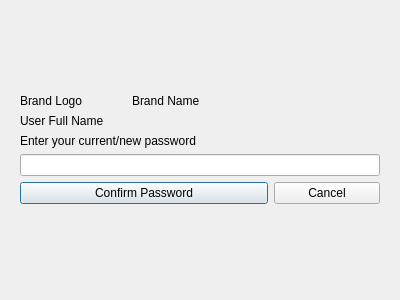
PeteCastle/SoftwareDesignCaseStudy, file passwordconfirmation.ui: the form before one commit.
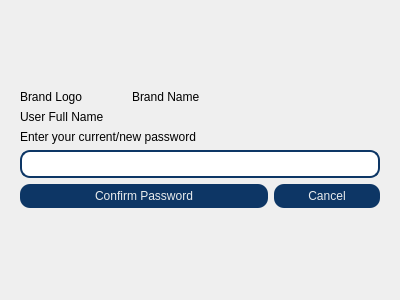
The form after the commit. Icons and pictures are not drawn.

```diff
--- a/passwordconfirmation.ui
+++ b/passwordconfirmation.ui
@@ -13,6 +13,148 @@
   <property name="windowTitle">
    <string>Dialog</string>
   </property>
+  <property name="styleSheet">
+   <string notr="true">QDialog{
+background-image: url(:/Icons/ProgramIcons/bg.png);
+}
+
+QLineEdit {
+	font: 9pt &quot;Joan&quot;;
+    border: 2px solid gray;
+    border-radius: 10px;
+	border-color: rgb(13, 54, 101);
+     padding:4px 20px 4px 4px;
+    background: white;
+    selection-background-color: darkgray;
+}
+
+QPushButton{
+font: bold 10pt  &quot;Heebo&quot;;
+background-color: rgb(13, 54, 101);
+color: rgb(233, 236, 237);
+border-radius: 10px;
+padding: 5px;
+}
+QPushButton::hover{
+border-style: inset;
+background-color:rgb(25, 104, 195);
+color: rgb(213, 173, 18);
+
+}
+QPushButton::pressed{
+border: 2px solid rgb(0, 170, 0);
+}
+
+QComboBox{
+	font: 9pt &quot;Joan&quot;;
+    border: 2px solid gray;
+    border-radius: 10px;
+	border-color: rgb(13, 54, 101);
+     padding:4px 20px 4px 4px;
+    background: white;
+    selection-background-color: darkgray;
+}
+QComboBox::drop-down 
+{
+    border: 0px;
+}
+QComboBox::down-arrow{
+   
+	image: url(:/Icons/ProgramIcons/downarrow.png);
+    width: 10px;
+    height: 10px;
+    }
+
+QListView{
+font: 9pt &quot;Joan&quot;;
+    border: 2px solid gray;
+    border-radius: 10px;
+	border-color: rgb(13, 54, 101);
+     padding:4px 20px 4px 4px;
+    background: white;
+    selection-background-color: darkgray;
+}
+
+QRadioButton::indicator::unchecked{ 
+border: 1px solid; 
+border-color: rgb(13, 54, 101);
+border-radius: 9px;
+border-width: 2px;
+background-color: white; 
+width: 15px; 
+height: 15px; 
+}
+
+QRadioButton::indicator::checked{ 
+border-color: rgb(13, 54, 101);
+background-color:  rgb(213, 173, 18);
+border: 1px solid; 
+border-radius: 9px;
+border-width: 2px;
+width: 15px; 
+height: 15px; 
+}
+
+QScrollBar:vertical {
+border: none;
+	background-color: rgb(208, 244, 255);
+width: 14px;
+margin: 15px 0 15px 0;
+border-radius: 7px;
+}
+
+
+/* HANDLE BAR VERTICAL */
+QScrollBar::handle:vertical {
+	background-color: rgb(12, 12, 84);
+min-height: 30px;
+border-radius: 7px;
+}
+QScrollBar::handle:vertical:hover{
+background-color:rgb(28, 114, 206)
+}
+QScrollBar::handle:vertical:pressed {
+	background-color: rgb(8, 32, 59);
+}
+
+
+/* BTN TOP - SCROLLBAR */
+QScrollBar::sub-line:vertical {
+border: none;
+background-color: rgb(213, 173, 18);
+height: 15px;
+border-top-left-radius: 7px;
+border-top-right-radius: 7px;
+subcontrol-position: top;
+subcontrol-origin: margin;
+}
+QScrollBar::sub-line:vertical:hover {
+background-color: rgb(211, 213, 66);
+}
+QScrollBar::sub-line:vertical:pressed {
+	background-color: rgb(139, 111, 12);
+}
+
+
+/* BTN BOTTOM - SCROLLBAR */
+QScrollBar::add-line:vertical {
+border: none;
+background-color: rgb(213, 173, 18);
+height: 15px;
+border-bottom-left-radius: 7px;
+border-bottom-right-radius: 7px;
+subcontrol-position: bottom;
+subcontrol-origin: margin;
+}
+QScrollBar::add-line:vertical:hover {
+background-color: rgb(211, 213, 66);
+}
+QScrollBar::add-line:vertical:pressed {
+background-color: rgb(139, 111, 12);
+}
+
+</string>
+  </property>
   <layout class="QVBoxLayout" name="verticalLayout">
    <property name="leftMargin">
     <number>20</number>
```
